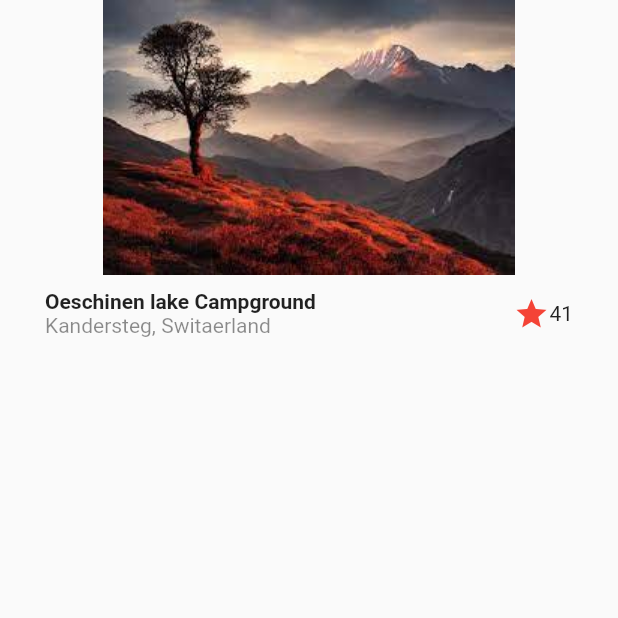
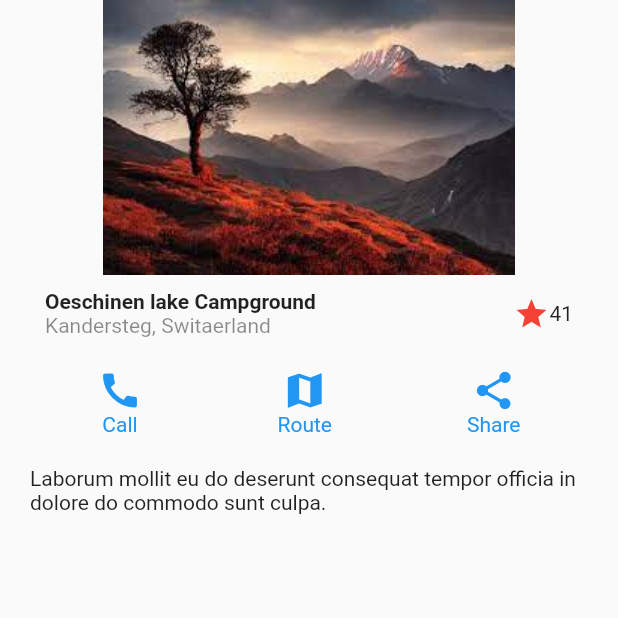
Before and after one commit to ramosjb7/fluter-disenios, a Flutter app: the screen it shows after launch, on a phone screen of 412 x 824 dp, the top half of it. Run offline on Flutter 3.47's test engine with Material 2 defaults, Android fonts, the phone set to English and light mode, and no system bars.

Commit message:
Implementacion del segundo proyecto

```diff
--- a/lib/main.dart
+++ b/lib/main.dart
@@ -1,4 +1,5 @@
 import 'package:disenio_en_flutter/screens/basic_design.dart';
+import 'package:disenio_en_flutter/screens/scroll_design.dart';
 import 'package:flutter/material.dart';
 
 void main() => runApp(const MyApp());
@@ -14,7 +15,8 @@ class MyApp extends StatelessWidget {
       title: 'Material App',
       initialRoute: 'basic_design',
       routes: {
-        'basic_design' : ( _ ) => const BasicDesignScreen()
+        'basic_design' : ( _ ) => const BasicDesignScreen(),
+        'scroll_screen' : ( _ ) => const ScrollScreen()
       },
     );
   }
--- a/lib/screens/basic_design.dart
+++ b/lib/screens/basic_design.dart
@@ -7,17 +7,25 @@ class BasicDesignScreen extends StatelessWidget {
   Widget build(BuildContext context) {
     return Scaffold(
         body: Column(
-      children: const [
-        Image(
+      children: [
+        const Image(
           image: AssetImage('assets/landscape.jpg'),
         ),
 
-        Title()
+        const Title(),
+
+        const ButtonSection(),
+
+        Container(
+          margin: const EdgeInsets.symmetric(horizontal: 20, vertical: 10),
+          child: const Text('Laborum mollit eu do deserunt consequat tempor officia in dolore do commodo sunt culpa.'))
 
       ],
     ));
   }
 }
+
+
 
 class Title extends StatelessWidget {
   const Title({
@@ -47,3 +55,50 @@ class Title extends StatelessWidget {
     );
   }
 }
+
+
+class ButtonSection extends StatelessWidget {
+  const ButtonSection({
+    Key? key,
+  }) : super(key: key);
+
+  @override
+  Widget build(BuildContext context) {
+    return Container(
+      margin: const EdgeInsets.symmetric(horizontal: 20, vertical: 10),
+      child: Row(
+        mainAxisAlignment: MainAxisAlignment.spaceAround,
+        children: const [
+          CustomButton(icon: Icons.call, text: 'Call',),
+          CustomButton(icon: Icons.map_sharp, text: 'Route',),
+          CustomButton(icon: Icons.share, text: 'Share',),
+
+        ],
+      ),
+    );
+  }
+}
+
+class CustomButton extends StatelessWidget {
+
+  final IconData icon;
+  final String text;
+
+  const CustomButton({
+    Key? key,
+    required this.icon,
+    required this.text,
+  }) : super(key: key);
+
+
+
+  @override
+  Widget build(BuildContext context) {
+    return Column(
+      children: [
+        Icon(icon, color: Colors.blue, size: 30,),
+        Text(text, style: TextStyle(color: Colors.blue),)
+      ],
+    );
+  }
+}
```
Also changed, not shown: lib/screens/scroll_design.dart (added, +105 -0 lines), assets/scroll-1.png (added).
